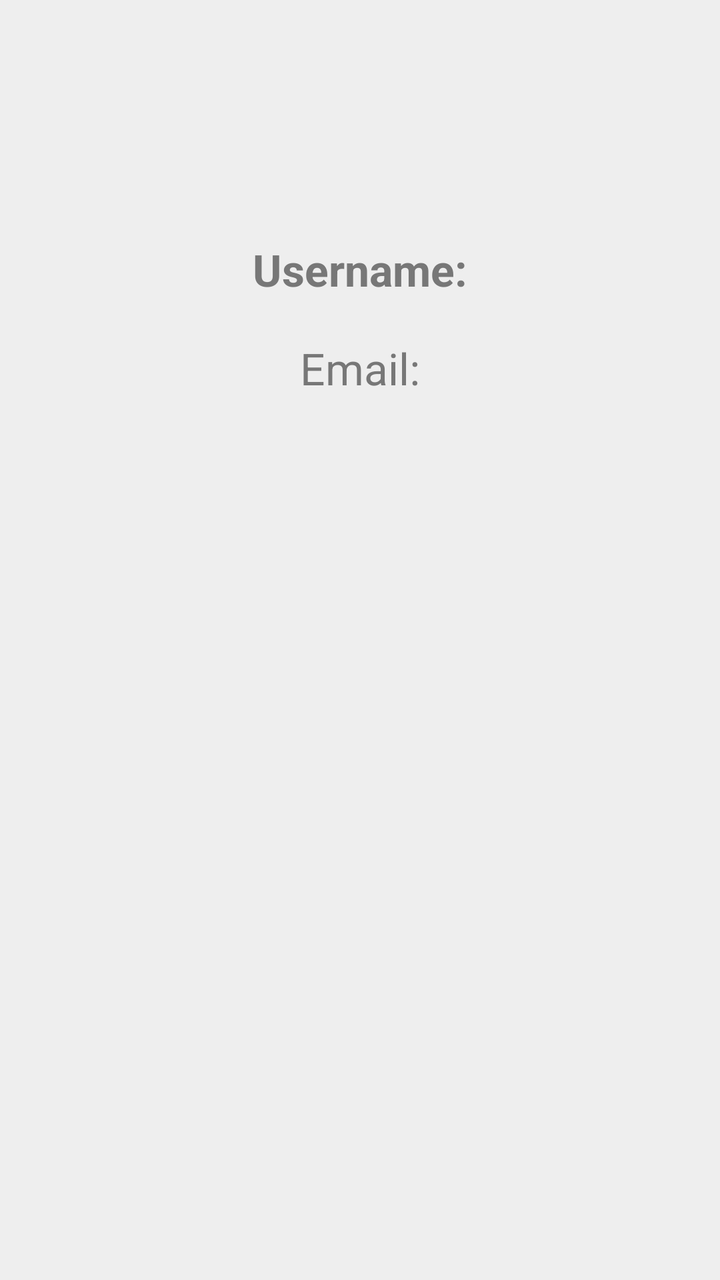
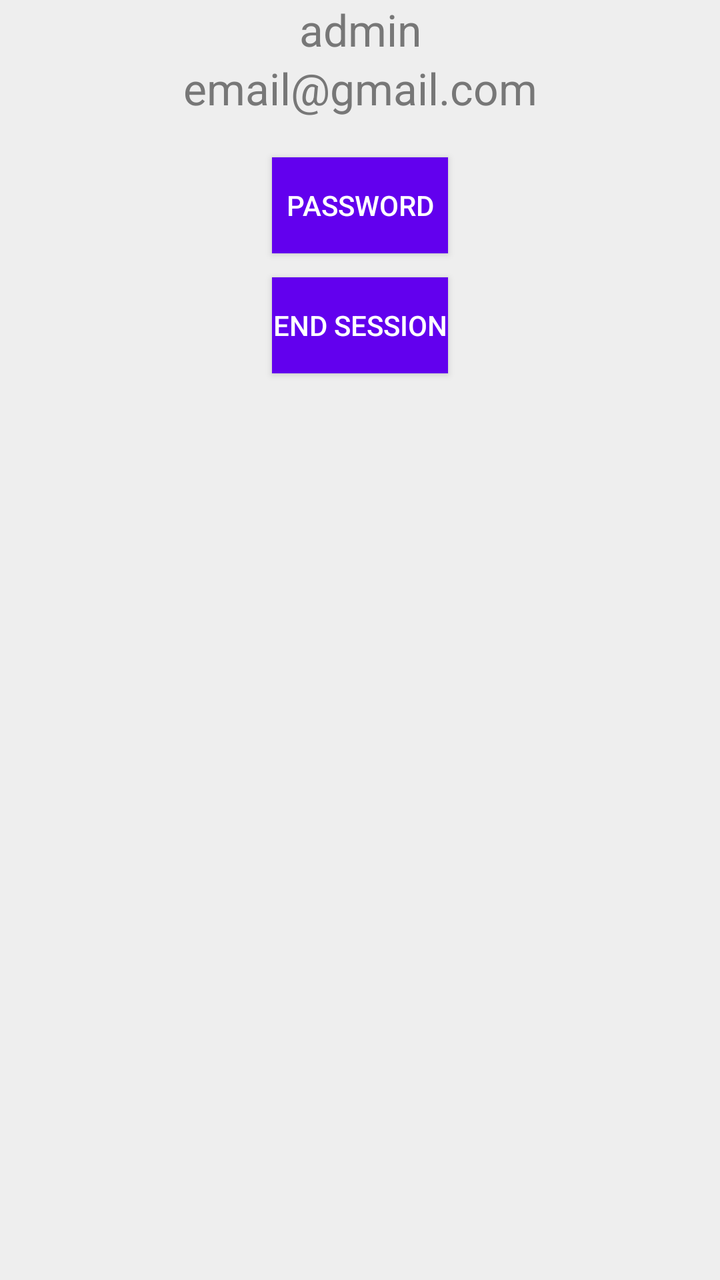

An Android layout rendered at two revisions. The XML below is the earlier revision; the diff shows what the commit changed to produce the second picture.
<!-- AndroidManifest.xml: application theme Theme.EventsApp -->
<!-- res/layout/activity_profile.xml -->
<?xml version="1.0" encoding="utf-8"?>
<android.support.constraint.ConstraintLayout xmlns:android="http://schemas.android.com/apk/res/android"
    xmlns:app="http://schemas.android.com/apk/res-auto"
    android:layout_width="match_parent"
    android:layout_height="match_parent"
    android:background="#EEEEEE">

    <TextView
        android:id="@+id/tvProfileUsername"
        android:layout_width="wrap_content"
        android:layout_height="wrap_content"
        android:text="Username:"
        android:textColor="#777777"
        android:textSize="22sp"
        android:textStyle="bold"
        android:layout_marginTop="120dp"
        app:layout_constraintTop_toTopOf="parent"
        app:layout_constraintStart_toStartOf="parent"
        app:layout_constraintEnd_toEndOf="parent" />

    <TextView
        android:id="@+id/tvProfileEmail"
        android:layout_width="wrap_content"
        android:layout_height="wrap_content"
        android:text="Email:"
        android:textColor="#777777"
        android:textSize="22sp"
        android:layout_marginTop="20dp"
        app:layout_constraintTop_toBottomOf="@id/tvProfileUsername"
        app:layout_constraintStart_toStartOf="parent"
        app:layout_constraintEnd_toEndOf="parent" />

</android.support.constraint.ConstraintLayout>
<!-- resources referenced by this layout -->
<resources>
  <style name="Theme.EventsApp" parent="Theme.AppCompat.Light.DarkActionBar">
          
          <item name="colorPrimary">@color/purple_500</item>
          <item name="colorPrimaryDark">@color/purple_700</item>
          <item name="colorAccent">@color/teal_200</item>
          
      </style>
  <color name="purple_500">#FF6200EE</color>
  <color name="purple_700">#FF3700B3</color>
  <color name="teal_200">#FF03DAC5</color>
</resources>

<!-- the commit's change to res/layout/activity_profile.xml (unified diff, before → after) -->
@@ -9,12 +9,11 @@
         android:id="@+id/tvProfileUsername"
         android:layout_width="wrap_content"
         android:layout_height="wrap_content"
-        android:text="Username:"
+        android:text="admin"
         android:textColor="#777777"
         android:textSize="22sp"
-        android:textStyle="bold"
-        android:layout_marginTop="120dp"
         app:layout_constraintTop_toTopOf="parent"
+        app:layout_constraintBottom_toTopOf="@id/tvProfileEmail"
         app:layout_constraintStart_toStartOf="parent"
         app:layout_constraintEnd_toEndOf="parent" />
 
@@ -22,12 +21,36 @@
         android:id="@+id/tvProfileEmail"
         android:layout_width="wrap_content"
         android:layout_height="wrap_content"
-        android:text="Email:"
+        android:text="email@gmail.com"
         android:textColor="#777777"
         android:textSize="22sp"
-        android:layout_marginTop="20dp"
         app:layout_constraintTop_toBottomOf="@id/tvProfileUsername"
+        app:layout_constraintBottom_toTopOf="@id/btnPassword"
         app:layout_constraintStart_toStartOf="parent"
         app:layout_constraintEnd_toEndOf="parent" />
 
+    <Button
+        android:id="@+id/btnPassword"
+        android:layout_width="wrap_content"
+        android:layout_height="wrap_content"
+        android:text="PASSWORD"
+        android:background="#6200EE"
+        android:textColor="#FFFFFF"
+        app:layout_constraintTop_toBottomOf="@id/tvProfileEmail"
+        app:layout_constraintStart_toStartOf="parent"
+        app:layout_constraintEnd_toEndOf="parent"
+        android:layout_marginTop="20dp" />
+
+    <Button
+        android:id="@+id/btnEndSession"
+        android:layout_width="wrap_content"
+        android:layout_height="wrap_content"
+        android:text="END SESSION"
+        android:background="#6200EE"
+        android:textColor="#FFFFFF"
+        app:layout_constraintTop_toBottomOf="@id/btnPassword"
+        app:layout_constraintStart_toStartOf="parent"
+        app:layout_constraintEnd_toEndOf="parent"
+        android:layout_marginTop="12dp" />
+
 </android.support.constraint.ConstraintLayout>
